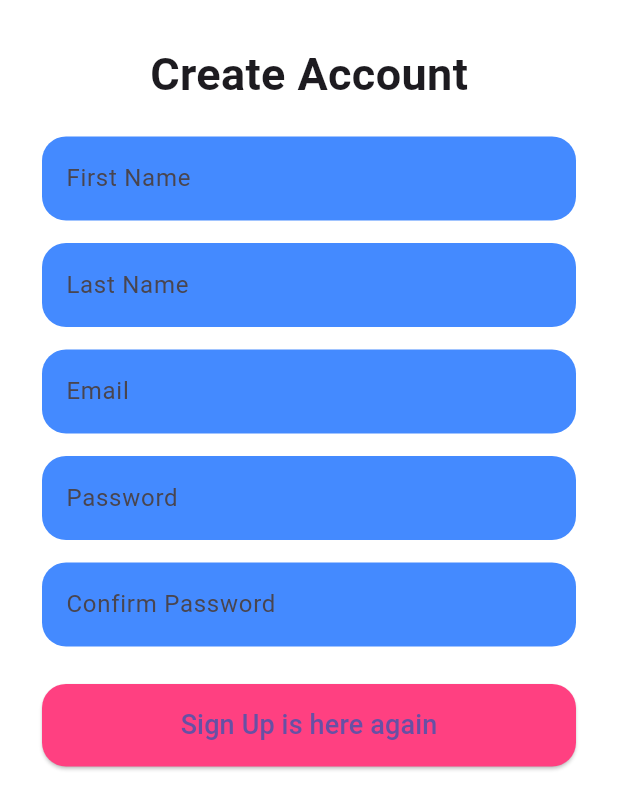
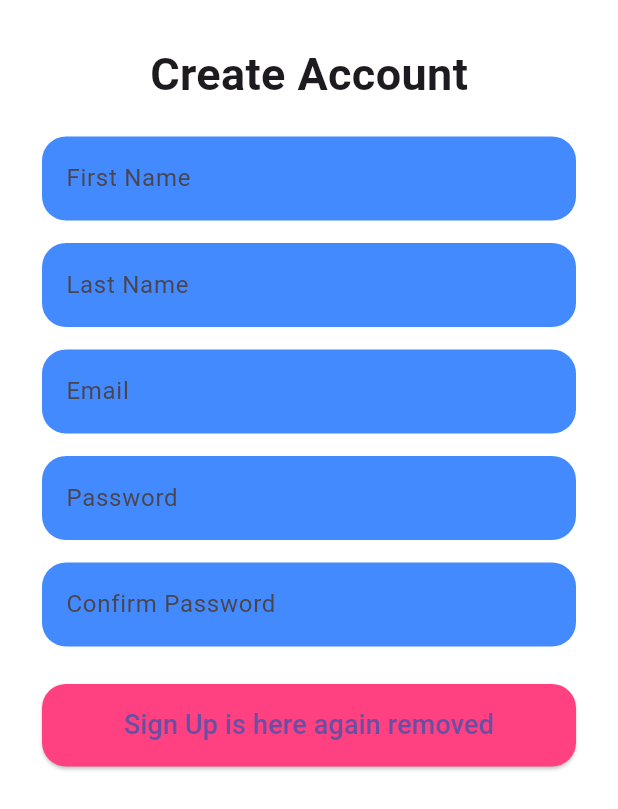
Before and after one commit to waris-ali-git/login, a Flutter app: the screen it shows after launch, on a phone screen of 412 x 824 dp. Shown: the top 809 px of the screen. Run offline on Flutter 3.47's test engine with Material 3 defaults, Android fonts, the phone set to English and light mode, and no system bars; our stand-ins replace firebase_auth, firebase_core; accounts and stored records are empty.

Commit message:
feat: Update sign-up button text

```diff
--- a/lib/sign_up.dart
+++ b/lib/sign_up.dart
@@ -154,7 +154,7 @@ class _SignUpScreenState extends State<SignUpScreen> {
                   ),
                   child: loading
                       ? const CircularProgressIndicator(color: Colors.white)
-                      : const Text("Sign Up is here again", style: TextStyle(fontSize: 18)),
+                      : const Text("Sign Up is here again removed", style: TextStyle(fontSize: 18)),
                 ),
               ],
             ),
```
